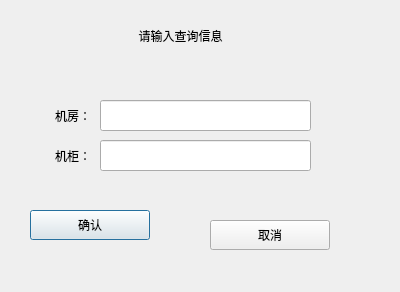
Old version of the form CleverManagerV3/setups/pdudevices/setup_cabquerydlg.ui in the repository ChinaClever/CleverManagerV3.
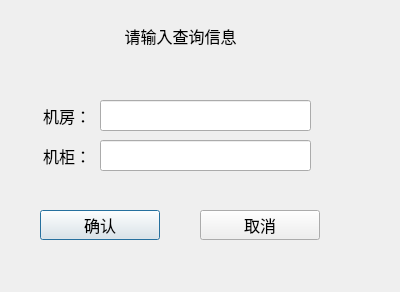
New version of the form. Icons and pictures are not drawn.

Patch:
```diff
--- a/CleverManagerV3/setups/pdudevices/setup_cabquerydlg.ui
+++ b/CleverManagerV3/setups/pdudevices/setup_cabquerydlg.ui
@@ -10,9 +10,18 @@
     <height>292</height>
    </rect>
   </property>
+  <property name="font">
+   <font>
+    <family>微软雅黑</family>
+    <pointsize>12</pointsize>
+   </font>
+  </property>
   <property name="windowTitle">
    <string>Dialog</string>
   </property>
+  <property name="styleSheet">
+   <string notr="true">#Setup_CabQueryDlg{background-image: url(:/image/box_back.jpg);}</string>
+  </property>
   <widget class="QLineEdit" name="roomEdit">
    <property name="geometry">
     <rect>
@@ -32,6 +41,12 @@
      <height>31</height>
     </rect>
    </property>
+   <property name="font">
+    <font>
+     <family>微软雅黑</family>
+     <pointsize>12</pointsize>
+    </font>
+   </property>
    <property name="text">
     <string>请输入查询信息</string>
    </property>
@@ -42,12 +57,18 @@
   <widget class="QPushButton" name="okBtn">
    <property name="geometry">
     <rect>
-     <x>30</x>
+     <x>40</x>
      <y>210</y>
      <width>120</width>
      <height>30</height>
     </rect>
    </property>
+   <property name="font">
+    <font>
+     <family>微软雅黑</family>
+     <pointsize>12</pointsize>
+    </font>
+   </property>
    <property name="text">
     <string>确认</string>
    </property>
@@ -71,6 +92,12 @@
      <height>31</height>
     </rect>
    </property>
+   <property name="font">
+    <font>
+     <family>微软雅黑</family>
+     <pointsize>12</pointsize>
+    </font>
+   </property>
    <property name="text">
     <string>机柜：</string>
    </property>
@@ -87,6 +114,12 @@
      <height>31</height>
     </rect>
    </property>
+   <property name="font">
+    <font>
+     <family>微软雅黑</family>
+     <pointsize>12</pointsize>
+    </font>
+   </property>
    <property name="text">
     <string>机房：</string>
    </property>
@@ -97,12 +130,18 @@
   <widget class="QPushButton" name="quitBtn">
    <property name="geometry">
     <rect>
-     <x>210</x>
-     <y>220</y>
+     <x>200</x>
+     <y>210</y>
      <width>120</width>
      <height>30</height>
     </rect>
    </property>
+   <property name="font">
+    <font>
+     <family>微软雅黑</family>
+     <pointsize>12</pointsize>
+    </font>
+   </property>
    <property name="text">
     <string>取消</string>
    </property>
```
Left out of the diff: 12 changed lines with no effect on the pictures.
